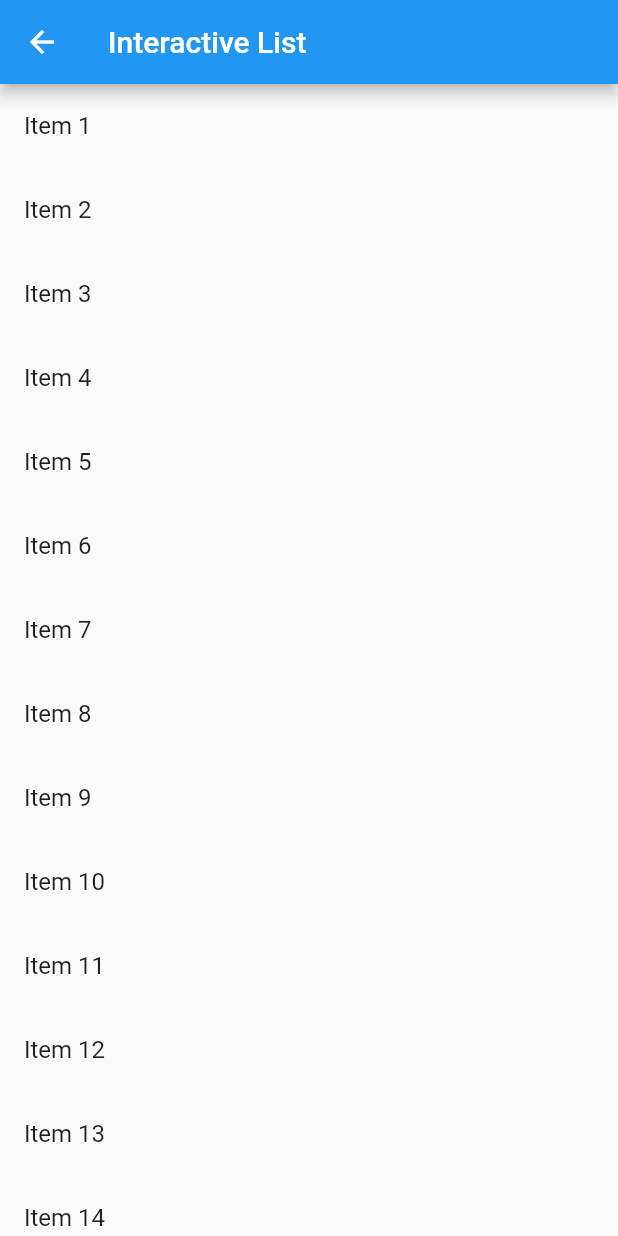
After one commit to a-ng9/test_flutter, a Flutter app: the screen it shows after launch, after a tap on "ListView with swipe dismiss", on a phone screen of 412 x 824 dp. The commit adds this screen. Run offline on Flutter 3.47's test engine with Material 2 defaults, Android fonts, the phone set to English and light mode, and no system bars; our stand-ins replace connectivity, flutter_local_notifications, google_maps_flutter, image_picker, location, webview_flutter.

Commit message:
Added A ListView
Listview in interactive by swiping left or right

```diff
--- a/lib/main.dart
+++ b/lib/main.dart
@@ -2,6 +2,7 @@ import 'package:flutter/material.dart';
 import 'package:test_flutter/screens/connectivity.dart';
 
 import 'package:test_flutter/screens/camera.dart';
+import 'package:test_flutter/screens/listView.dart';
 import 'package:test_flutter/screens/local_notification.dart';
 import 'package:test_flutter/screens/location_screen.dart';
 import 'package:test_flutter/screens/webView.dart';
@@ -92,6 +93,16 @@ class _MyHomePageState extends State<MyHomePage> {
                 icon: Icon(Icons.web),
                 label: Text("Web View"),
               ),
+              RaisedButton.icon(
+                onPressed: () {
+                  Navigator.push(
+                      context,
+                      MaterialPageRoute(
+                          builder: (context) => ListViewDismissScreen()));
+                },
+                icon: Icon(Icons.list),
+                label: Text("ListView with swipe dismiss"),
+              ),
             ],
           ),
         ));
--- /dev/null
+++ b/lib/screens/listView.dart
@@ -0,0 +1,101 @@
+import 'package:flutter/material.dart';
+
+class ListViewDismissScreen extends StatefulWidget {
+  @override
+  _ListViewDismissScreenState createState() => _ListViewDismissScreenState();
+}
+
+class _ListViewDismissScreenState extends State<ListViewDismissScreen> {
+  GlobalKey<ScaffoldState> _key = GlobalKey();
+  final items = List<String>.generate(20, (i) => "Item ${i + 1}");
+
+  @override
+  Widget build(BuildContext context) {
+    return Scaffold(
+      key: _key,
+      appBar: AppBar(
+        title: Text("Interactive List"),
+      ),
+      body: ListView.builder(
+        itemCount: items.length,
+        itemBuilder: (context, index) {
+          final item = items[index];
+
+          return Dismissible(
+            key: Key(item),
+            onDismissed: (direction) {
+              setState(
+                () {
+                  String deletedItem = items.removeAt(index);
+                  _key.currentState
+                    ..removeCurrentSnackBar()
+                    ..showSnackBar(
+                      SnackBar(
+                        content: Text("Deleted \"$item\""),
+                        action: SnackBarAction(
+                            label: "UNDO",
+                            onPressed: () => setState(
+                                  () => items.insert(index, deletedItem),
+                                ) // this is what you needed
+                            ),
+                      ),
+                    );
+                  //   items.removeAt(index);
+                  // });
+
+                  // Scaffold.of(context)
+                  //     .showSnackBar(SnackBar(content: Text("$item dismissed")));
+                },
+              );
+            },
+            background: leftBackground(),
+            secondaryBackground: rightBackground(),
+            child: ListTile(title: Text('$item')),
+          );
+        },
+      ),
+    );
+  }
+}
+
+Widget leftBackground() {
+  return Container(
+    color: Colors.blue,
+    child: Align(
+      alignment: Alignment.centerLeft,
+      child: Row(
+        mainAxisAlignment: MainAxisAlignment.start,
+        children: <Widget>[
+          SizedBox(
+            width: 20,
+          ),
+          Icon(
+            Icons.archive,
+            color: Colors.white,
+          ),
+        ],
+      ),
+    ),
+  );
+}
+
+Widget rightBackground() {
+  return Container(
+    color: Colors.red,
+    child: Align(
+      alignment: Alignment.centerRight,
+      child: Row(
+        mainAxisAlignment: MainAxisAlignment.end,
+        children: <Widget>[
+          Icon(
+            Icons.delete,
+            color: Colors.white,
+          ),
+          SizedBox(
+            width: 20,
+          ),
+        ],
+      ),
+    ),
+  );
+}
```
Also changed, not shown: 1 other file.
